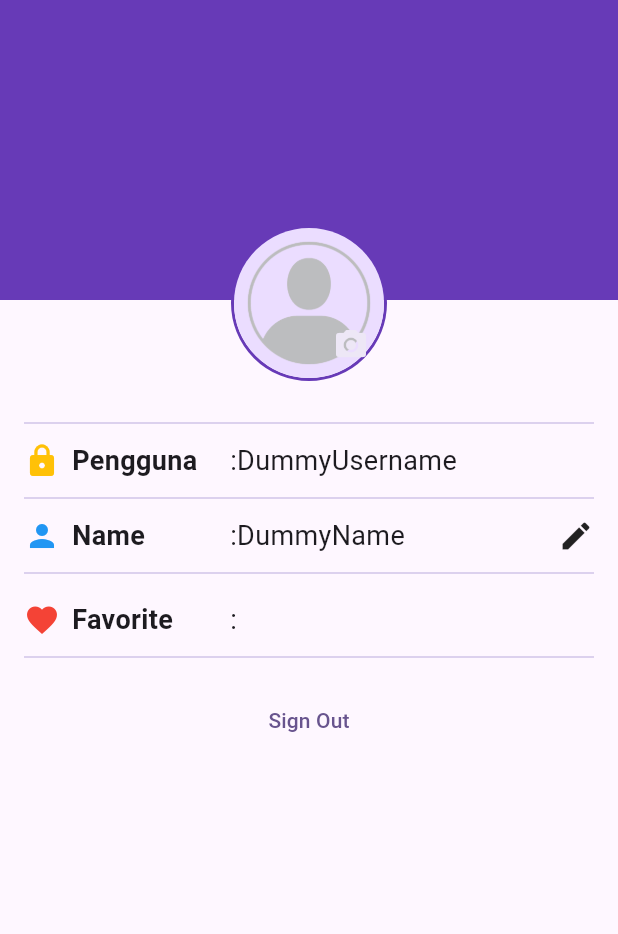
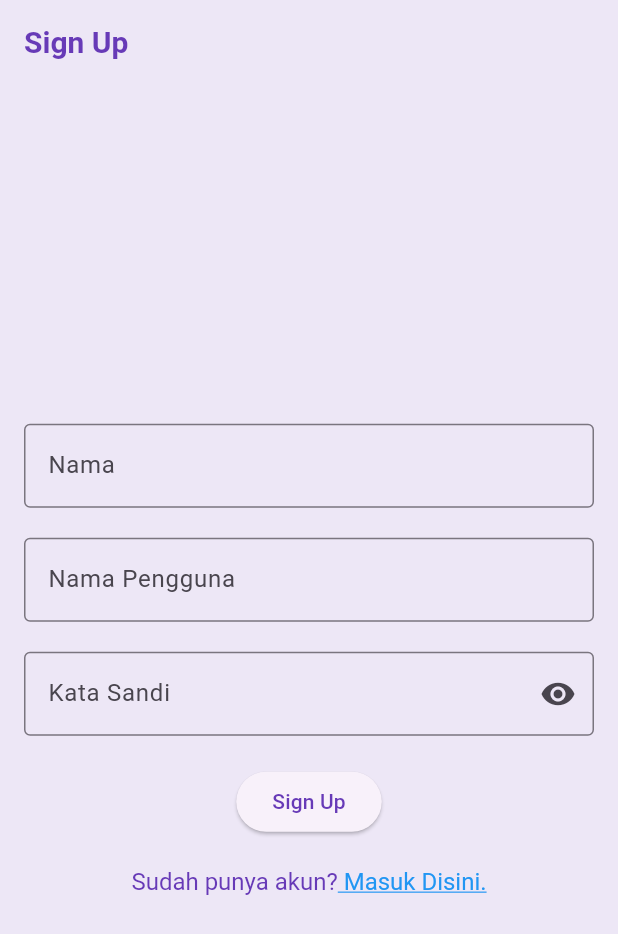
Before and after one commit to aldotrp/11_WisataCandi_Aldo, a Flutter app: the screen it shows after launch, on a phone screen of 412 x 824 dp. Shown: the top 934 px of the screen. Run offline on Flutter 3.47's test engine with Material 3 defaults, Android fonts, the light colour scheme and no system bars.

Commit message:
Pertemuan 14

```diff
--- a/wisatacandi_aldo/lib/main.dart
+++ b/wisatacandi_aldo/lib/main.dart
@@ -1,8 +1,11 @@
 import 'package:flutter/material.dart';
 import 'package:wisatacandi_aldo/data/candi_data.dart';
 import 'package:wisatacandi_aldo/screens/profile_screen.dart';
+import 'package:wisatacandi_aldo/screens/sign_in_screen.dart';
+import 'package:wisatacandi_aldo/screens/sign_up_screen.dart';
 import 'screens/detail_screen.dart';
 import 'screens/profile_screen.dart';
+import 'screens/sign_in_screen.dart';
 
 void main() {
   runApp(const MainApp());
@@ -16,11 +19,24 @@ class MainApp extends StatelessWidget {
     return  MaterialApp(
       title: 'Flutter Demo',
       theme: ThemeData(
-        colorScheme: ColorScheme.fromSeed(seedColor: Colors.deepPurple),
-        useMaterial3: true,
+        appBarTheme: const AppBarTheme(
+          iconTheme: IconThemeData(color : Colors.deepPurple),
+          titleTextStyle: TextStyle(
+            color: Colors.deepPurple,
+            fontSize: 20,
+            fontWeight: FontWeight.bold,
+          )
+        ),
+        colorScheme: ColorScheme.fromSeed(seedColor: Colors.deepPurple).copyWith(
+          primary: Colors.deepPurple,
+          surface: Colors.deepPurple[50],
+        ),
+
       ),
       //home: DetailScreen(candi: candiList[0],),
-      home : const ProfileScreen(),
+      //home : const ProfileScreen(),
+      //  home : SignInScreen(),
+      home : SignUpScreen(),
     );
   }
 }
--- /dev/null
+++ b/wisatacandi_aldo/lib/screens/sign_up_screen.dart
@@ -0,0 +1,114 @@
+import'package:flutter/material.dart';
+import 'package:flutter/gestures.dart';
+
+class SignUpScreen extends StatefulWidget {
+  SignUpScreen({super.key});
+
+  @override
+  State<SignUpScreen> createState() => _SignInScreenState();
+}
+
+class _SignInScreenState extends State<SignUpScreen> {
+  //todo : deklarasi variable
+  final TextEditingController _usernameController = TextEditingController();
+  final TextEditingController _nameController = TextEditingController();
+  final TextEditingController _passwordController = TextEditingController();
+
+  String _errorText = '';
+  bool _isSignedIn = false;
+  bool _obscurePassword = false;
+
+  @override
+  Widget build(BuildContext context) {
+    return Scaffold(
+        //todo : pasang app bar
+        appBar: AppBar(
+          title: const Text('Sign Up'),
+        ),
+        //tode : pasang body
+        body:  Center(
+          child: SingleChildScrollView(
+            child: Padding(
+              padding: const EdgeInsets.all(16),
+              child: Form(
+                child: Column(
+                  //todo : atur main axisalignment dan cross
+                  mainAxisAlignment: MainAxisAlignment.center,
+                  crossAxisAlignment: CrossAxisAlignment.center,
+                  children: [
+                    //todo : pasang textformfield nama
+                      TextFormField(
+                      controller: _nameController,
+                      decoration: const InputDecoration(
+                        labelText: "Nama",
+                        border: OutlineInputBorder(),
+                      ),
+                    ),
+                    const SizedBox(height: 20,),
+                    //todo : pasang textformfield nama pengguna
+                    TextFormField(
+                      controller: _usernameController,
+                      decoration: const InputDecoration(
+                        labelText: "Nama Pengguna",
+                        border: OutlineInputBorder(),
+                      ),
+                    ),
+                    //todo : pasang textformfield kata sandi
+                    const SizedBox(height: 20,),
+                    TextFormField(
+                      controller: _passwordController,
+                      decoration: InputDecoration(
+                        labelText: "Kata Sandi",
+                        errorText: _errorText.isNotEmpty ? _errorText : null,
+                        border: const OutlineInputBorder(),
+                        suffixIcon: IconButton(onPressed: (){
+                          setState(() {
+                            _obscurePassword =!_obscurePassword;
+                          });
+                        }, icon: Icon(_obscurePassword
+                         ?Icons.visibility_off
+                         : Icons.visibility),
+                         ),
+                      ),
+                      obscureText: _obscurePassword,
+                    ),
+                    //todo : pasang elevatedbutton signin
+                    const SizedBox(height: 20,),
+                    ElevatedButton(
+                      onPressed: (){}, child: const Text('Sign Up'),
+                      ),
+                    //todo : pasang text button Sign Up
+                    const SizedBox(height: 20,),
+                    // TextButton(
+                    //   onPressed: (){}, child: const Text('Belum punya akun? Daftar disini.')
+                    // ),
+                    RichText(text:
+                    TextSpan(
+                      text: 'Sudah punya akun?',
+                      style: const TextStyle(
+                        fontSize: 16, color: Colors.deepPurple
+                        ),
+                        children: [
+                        TextSpan(text: ' Masuk Disini.', style: const TextStyle(
+                          fontSize: 16, color: Colors.blue,
+                          decoration: TextDecoration.underline
+                        ),
+                        recognizer: TapGestureRecognizer()
+                        ..onTap = (){}
+                        )
+                        ]
+
+                        ),
+                        ),
+
+
+
+                  ],
+                ),
+              ),
+            ),
+          )
+        ),
+    );
+  }
+}
```
Also changed, not shown: wisatacandi_aldo/lib/screens/sign_in_screen.dart (added, +107 -0 lines).
